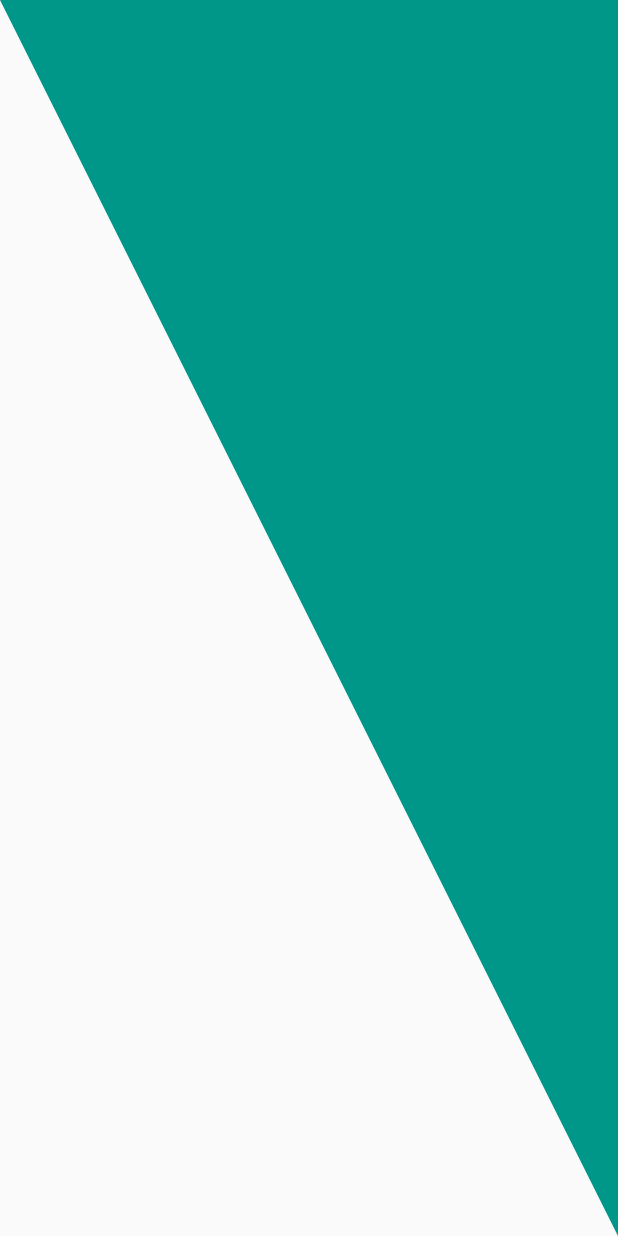
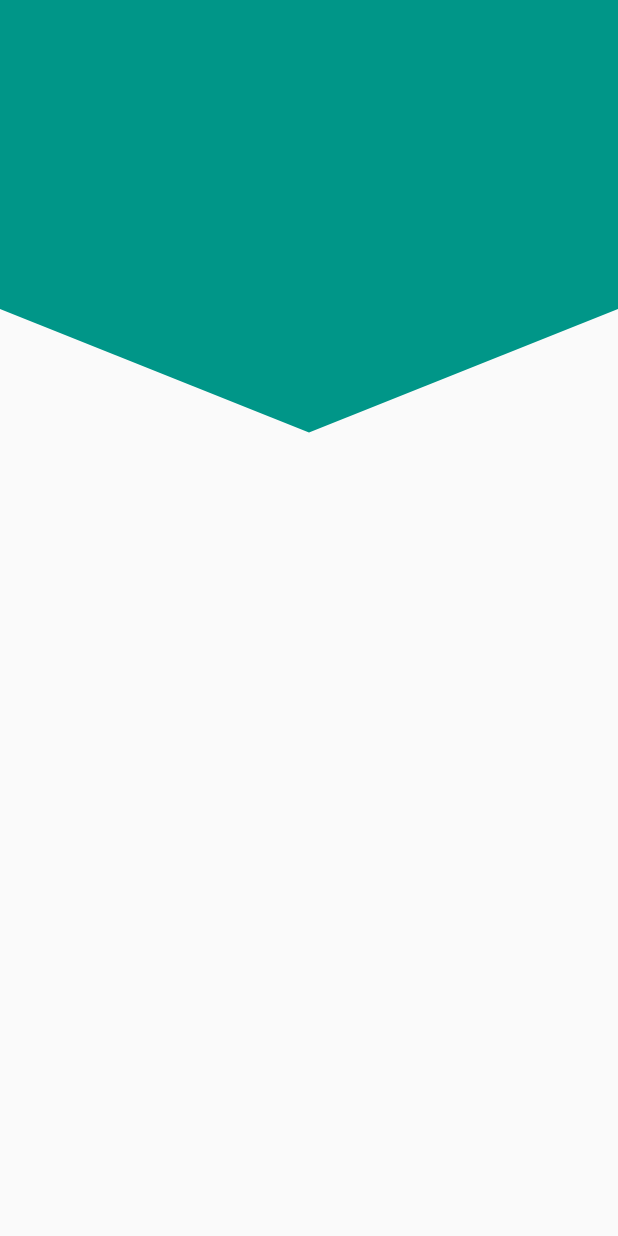
Before and after one commit to joseluisseg05/c_u_f_disenio_1, a Flutter app: the screen it shows after launch, on a phone screen of 412 x 824 dp. Run offline on Flutter 3.47's test engine with Material 2 defaults, Android fonts, the phone set to English and light mode, and no system bars.

Commit message:
Custom Painter Pico

```diff
--- a/lib/src/pages/home_page.dart
+++ b/lib/src/pages/home_page.dart
@@ -8,7 +8,7 @@ class HomePage extends StatelessWidget {
   Widget build(BuildContext context) {
     return Scaffold(
       //body: HeaderCuadrado(),
-      body: HeaderTriangulo(),
+      body: HeaderPico(),
     );
   }
 }
--- a/lib/src/widgets/header_cua_wdg.dart
+++ b/lib/src/widgets/header_cua_wdg.dart
@@ -102,3 +102,44 @@ class _TrianguloPainter extends CustomPainter {
     return true;
   }
 }
+
+class HeaderPico extends StatelessWidget {
+  @override
+  Widget build(BuildContext context) {
+    return Container(
+      height: double.infinity,
+      width: double.infinity,
+      //color: Colors.teal,
+      child: CustomPaint(
+        painter: _PicoPainter(),
+      ),
+    );
+  }
+}
+
+class _PicoPainter extends CustomPainter {
+  @override
+  void paint(Canvas canvas, Size size) {
+    final paint = Paint();
+    //propiedades
+    paint.color = Colors.teal;
+    //paint.style = PaintingStyle.stroke; //dibuja la linea
+    paint.style = PaintingStyle.fill; //rellena
+    paint.strokeWidth = 5.0;
+
+    final path = Path();
+    //dibujar
+    path.lineTo(0, size.height * 0.25);
+    path.lineTo(size.width * 0.5, size.height * 0.35);
+    path.lineTo(size.width, size.height * 0.25);
+    path.lineTo(size.width, 0);
+    path.lineTo(0, 0);
+
+    canvas.drawPath(path, paint);
+  }
+
+  @override
+  bool shouldRepaint(CustomPainter oldDelegate) {
+    return true;
+  }
+}
```
